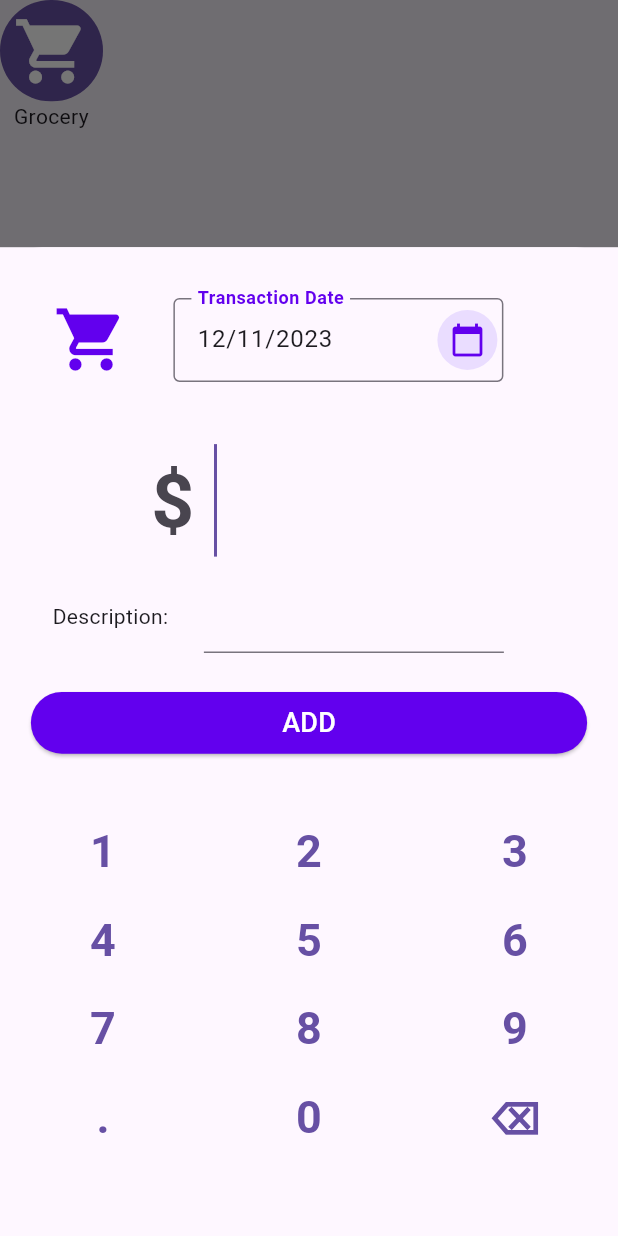
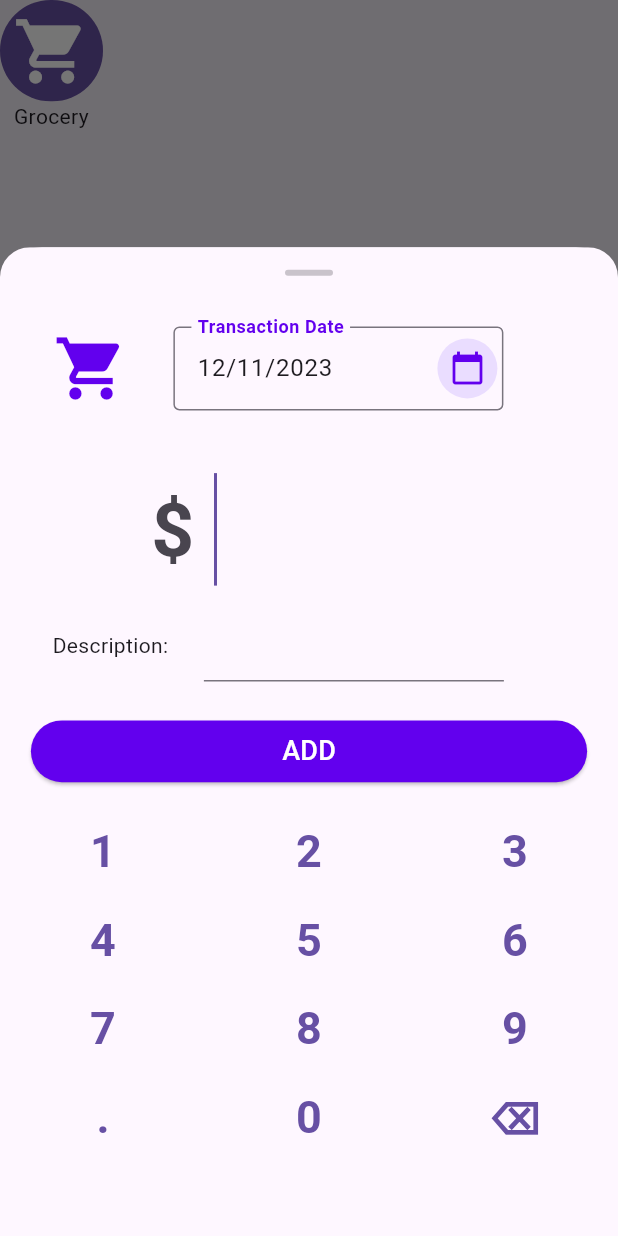
Before and after one commit to jianhui-ben/aiko_ben_expense_app, a Flutter app: the CategoryIconButton widget shown alone on an empty page, opened directly with sample values from the repository, after a tap on the "shopping cart" icon, on a phone screen of 412 x 824 dp. Run offline on Flutter 3.47's test engine with Material 3 defaults, Android fonts, the phone set to English and light mode, and no system bars; our stand-ins replace cloud_firestore, firebase_auth, firebase_core, flutter_spinkit, google_fonts, syncfusion_flutter_charts; accounts and stored records are empty.

Commit message:
bottom sheet improvement in UI

```diff
--- a/lib/screens/home/category_icon_button.dart
+++ b/lib/screens/home/category_icon_button.dart
@@ -27,16 +27,23 @@ class _CategoryIconButtonState extends State<CategoryIconButton> {
             iconSize: MediaQuery.of(context).size.width / 8, // Adjust the icon size here
             onPressed: () {
               showModalBottomSheet(
+                //add constraints to the bottom sheet
                 constraints: BoxConstraints.loose(Size(
                     MediaQuery.of(context).size.width,
                     MediaQuery.of(context).size.height * 0.8)),
-                // <= this is set to 3/4 of screen size.
                 isScrollControlled: true, // <= set to true. setting this without constrains may cause full screen bottomsheet.
                 context: context,
                 builder: (context) {
-                  return AddOrEditSingleTransaction(
-                    category: widget.category,
-                    selectedDate: widget.selectedDate,
+                  // clipRRect is used to make the bottomsheet rounded
+                  return ClipRRect(
+                    borderRadius: BorderRadius.only(
+                      topLeft: Radius.circular(20.0),
+                      topRight: Radius.circular(20.0),
+                    ),
+                    child: AddOrEditSingleTransaction(
+                      category: widget.category,
+                      selectedDate: widget.selectedDate,
+                    ),
                   );
                 },
               );
--- a/lib/screens/single_transaction/add_or_edit_single_transaction.dart
+++ b/lib/screens/single_transaction/add_or_edit_single_transaction.dart
@@ -81,9 +81,24 @@ class _AddOrEditSingleTransaction extends State<AddOrEditSingleTransaction> {
       child: Center(
         child: Column(
             children: [
-              // SizedBox(height: 30,),
+              // drag handler
+              Padding(
+                padding: const EdgeInsets.only(top: 15.0),
+                child: Opacity(
+                  opacity: 0.40,
+                  child: Container(
+                    width: 32,
+                    height: 4,
+                    decoration: ShapeDecoration(
+                      color: Color(0xFF79747E),
+                      shape: RoundedRectangleBorder(
+                        borderRadius: BorderRadius.circular(100),
+                      ),
+                    ),
+                  ),
+                ),
+              ),
               Container(
-                // color: Colors.yellow,  //for debugging
                 width: MediaQuery.of(context).size.width * 0.9,
                 height: MediaQuery.of(context).size.height * 0.15,
                 child: Row(
```
Also changed, not shown: lib/screens/home/transactions_list/transaction_tile.dart (+12 -6 lines).
